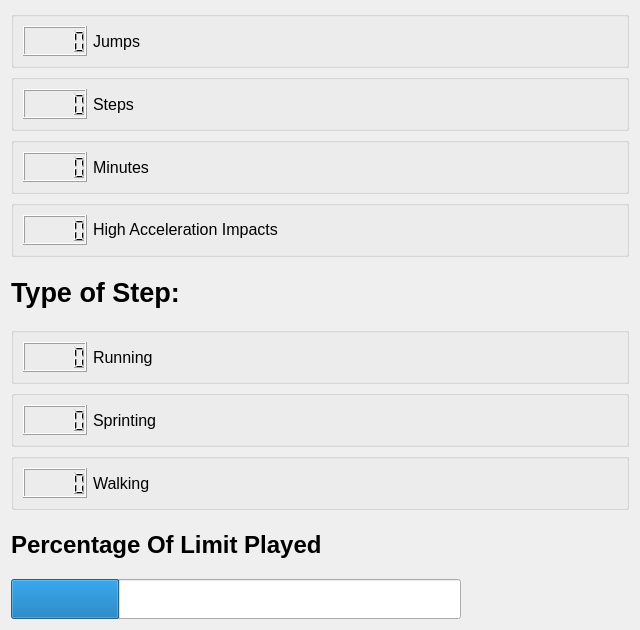
Before: the Qt Designer form GUI/playerStats.ui in vasav123/LoadManager, drawn with Qt 5.
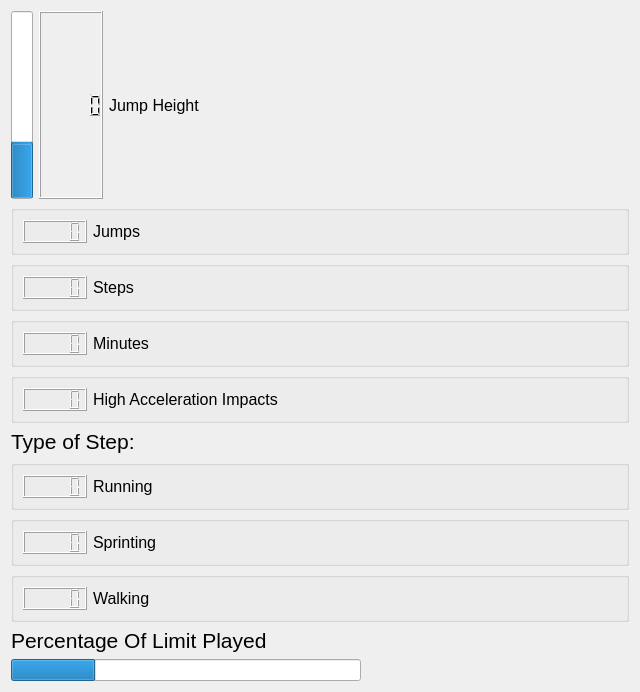
After: the same form once the commit is applied.

The edit to the form file:
```diff
--- a/GUI/playerStats.ui
+++ b/GUI/playerStats.ui
@@ -7,7 +7,7 @@
     <x>0</x>
     <y>0</y>
     <width>640</width>
-    <height>630</height>
+    <height>692</height>
    </rect>
   </property>
   <property name="sizePolicy">
@@ -19,9 +19,77 @@
   <property name="windowTitle">
    <string>Form</string>
   </property>
+  <layout class="QGridLayout" name="gridLayout">
+   <item row="0" column="0">
+    <layout class="QVBoxLayout" name="verticalLayout_2">
+     <property name="sizeConstraint">
+      <enum>QLayout::SetMinimumSize</enum>
+     </property>
+     <item>
   <layout class="QHBoxLayout" name="horizontalLayout_8">
    <item>
+        <widget class="QProgressBar" name="jumpBar">
+         <property name="maximum">
+          <number>106</number>
+         </property>
+         <property name="value">
+          <number>30</number>
+         </property>
+         <property name="textVisible">
+          <bool>false</bool>
+         </property>
+         <property name="orientation">
+          <enum>Qt::Vertical</enum>
+         </property>
+         <property name="format">
+          <string/>
+         </property>
+        </widget>
+       </item>
+       <item>
+        <widget class="QLCDNumber" name="jumpHeight">
+         <property name="font">
+          <font>
+           <pointsize>6</pointsize>
+          </font>
+         </property>
+        </widget>
+       </item>
+       <item>
+        <widget class="QLabel" name="label_4">
+         <property name="font">
+          <font>
+           <pointsize>12</pointsize>
+          </font>
+         </property>
+         <property name="text">
+          <string>Jump Height</string>
+         </property>
+        </widget>
+       </item>
+       <item>
+        <spacer name="horizontalSpacer">
+         <property name="orientation">
+          <enum>Qt::Horizontal</enum>
+         </property>
+         <property name="sizeHint" stdset="0">
+          <size>
+           <width>40</width>
+           <height>20</height>
+          </size>
+         </property>
+        </spacer>
+       </item>
+      </layout>
+     </item>
+     <item>
     <widget class="QFrame" name="frame">
+       <property name="sizePolicy">
+        <sizepolicy hsizetype="MinimumExpanding" vsizetype="MinimumExpanding">
+         <horstretch>0</horstretch>
+         <verstretch>0</verstretch>
+        </sizepolicy>
+       </property>
      <property name="frameShape">
       <enum>QFrame::NoFrame</enum>
      </property>
@@ -180,9 +248,9 @@
        <widget class="QLabel" name="TimeSpentLabel">
         <property name="font">
          <font>
-          <pointsize>20</pointsize>
-          <weight>75</weight>
-          <bold>true</bold>
+            <pointsize>16</pointsize>
+            <weight>50</weight>
+            <bold>false</bold>
          </font>
         </property>
         <property name="text">
@@ -302,9 +370,9 @@
        <widget class="QLabel" name="ProgressbarLabel">
         <property name="font">
          <font>
-          <pointsize>18</pointsize>
-          <weight>75</weight>
-          <bold>true</bold>
+            <pointsize>16</pointsize>
+            <weight>50</weight>
+            <bold>false</bold>
          </font>
         </property>
         <property name="text">
@@ -325,13 +393,13 @@
         </property>
         <property name="minimumSize">
          <size>
-          <width>100</width>
+            <width>50</width>
           <height>10</height>
          </size>
         </property>
         <property name="maximumSize">
          <size>
-          <width>450</width>
+            <width>350</width>
           <height>40</height>
          </size>
         </property>
@@ -351,6 +419,8 @@
       </item>
      </layout>
     </widget>
+     </item>
+    </layout>
    </item>
   </layout>
  </widget>
```
Lines whose indentation alone changed are shown as unchanged.
